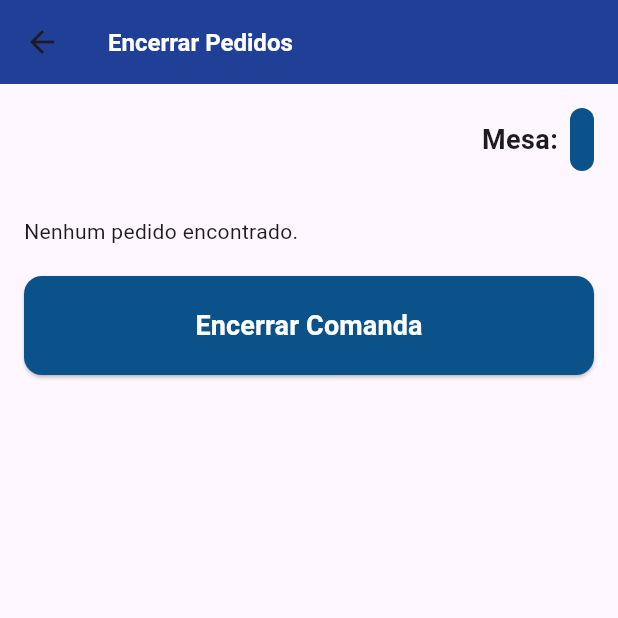
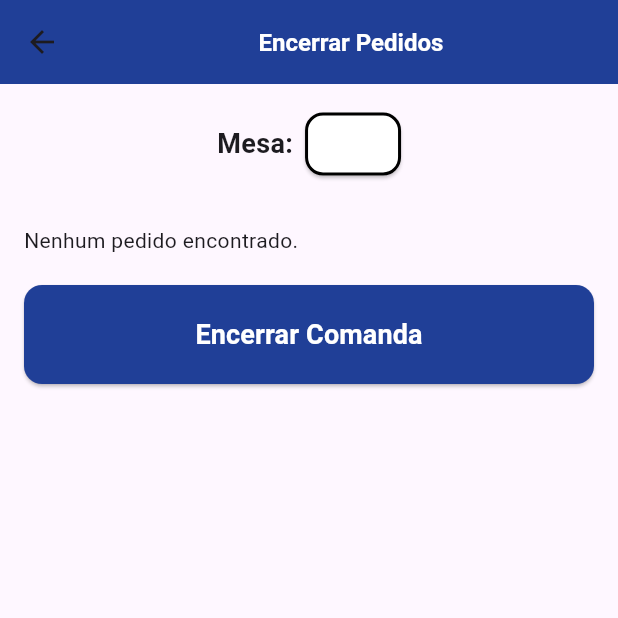
Before and after one commit to Blackburn060/OrderEase_Mobile, a Flutter app: the EncerrarPedidos screen opened directly with empty values, on a phone screen of 412 x 824 dp, the top half of it. Run offline on Flutter 3.47's test engine with Material 3 defaults, Android fonts, the phone set to English and light mode, and no system bars; our stand-ins replace cloud_firestore, firebase_auth, firebase_core, shared_preferences; accounts and stored records are empty.

Commit message:
Correção UI

```diff
--- a/orderease/lib/EncerrarPedido/EncerrarComanda.dart
+++ b/orderease/lib/EncerrarPedido/EncerrarComanda.dart
@@ -12,12 +12,14 @@ class EncerrarPedidos extends StatelessWidget {
     return Scaffold(
       appBar: AppBar(
         backgroundColor: const Color(0xff203F97),
-        title: Text(
+        title: Center(
+          child: Text(
             'Encerrar Pedidos',
             style: TextStyle(
               color: Colors.white,
               fontSize: 16,
               fontWeight: FontWeight.bold,
+            ),
           ),
         ),
       ),
@@ -30,7 +32,7 @@ class EncerrarPedidos extends StatelessWidget {
             Container(
               margin: EdgeInsets.only(bottom: 10),
               child: Row(
-                mainAxisAlignment: MainAxisAlignment.end,
+                mainAxisAlignment: MainAxisAlignment.center,
                 children: [
                   Text(
                     'Mesa:',
@@ -40,18 +42,27 @@ class EncerrarPedidos extends StatelessWidget {
                     ),
                   ),
                   SizedBox(width: 8),
-                  Container(
+                  ElevatedButton(
+                    onPressed: () {}, // Adicione a lógica desejada aqui
+                    style: ElevatedButton.styleFrom(
+                      primary: Colors.white,
+                      onPrimary: Colors.black,
+                      shape: RoundedRectangleBorder(
+                        borderRadius: BorderRadius.circular(12.0),
+                        side: BorderSide(
+                          color: Colors.black,
+                          width: 2.0,
+                        ),
+                      ),
+                    ),
+                    child: Container(
                       padding: EdgeInsets.all(8.0),
-                    decoration: BoxDecoration(
-                      color: Color(0xff0B518A),
-                      borderRadius: BorderRadius.circular(8.0),
-                    ),
                       child: Text(
                         mesa,
                         style: TextStyle(
-                        color: Colors.white,
                           fontSize: 18,
                           fontWeight: FontWeight.bold,
+                        ),
                       ),
                     ),
                   ),
@@ -109,7 +120,7 @@ class EncerrarPedidos extends StatelessWidget {
               style: ElevatedButton.styleFrom(
                 padding: EdgeInsets.all(20),
                 minimumSize: const Size(double.infinity, 0),
-                primary: const Color(0xff0B518A),
+                primary: const Color(0xff203F97),
                 shape: RoundedRectangleBorder(
                   borderRadius: BorderRadius.circular(12),
                 ),
@@ -117,9 +128,9 @@ class EncerrarPedidos extends StatelessWidget {
               child: const Text(
                 'Encerrar Comanda',
                 style: TextStyle(
-                  color: Colors.white,
                   fontSize: 18,
                   fontWeight: FontWeight.bold,
+                  color: Colors.white,
                 ),
               ),
             ),
```
Lines whose indentation alone changed are shown as unchanged.
